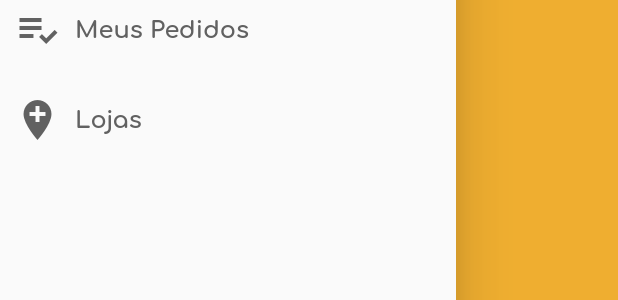
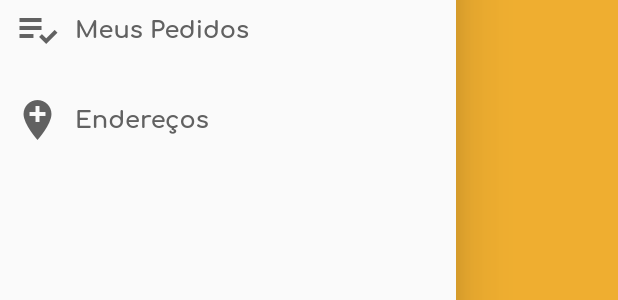
Before and after one commit to Tauan10/lojaflutter2021, a Flutter app: the CustomDrawer widget shown alone on an empty page, opened directly, on a phone screen of 412 x 824 dp. Shown: the part 195-495 px from the top of the screen. Run offline on Flutter 3.47's test engine with Material 2 defaults, Android fonts, the phone set to English and light mode, and no system bars; our stand-ins replace firebase_auth; accounts and stored records are empty.

Commit message:
alteraçao de titlo icone loja para enderço

```diff
--- a/lib/common/custom_drawer/custom_drawer.dart
+++ b/lib/common/custom_drawer/custom_drawer.dart
@@ -25,7 +25,7 @@ class CustomDrawer extends StatelessWidget {
           ),
           const DrawerTile(
             iconData: Icons.add_location,
-            title: 'Lojas',
+            title: 'Endereços',
             page: 3,
           ),
         ],
```
